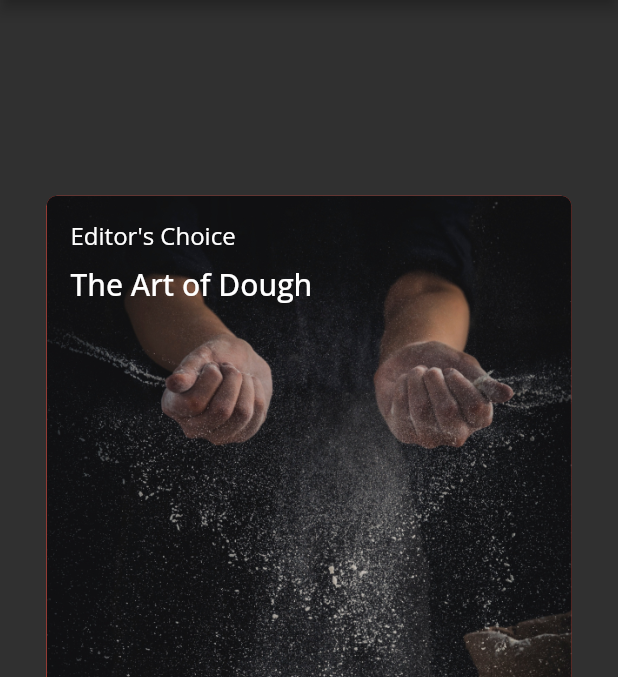
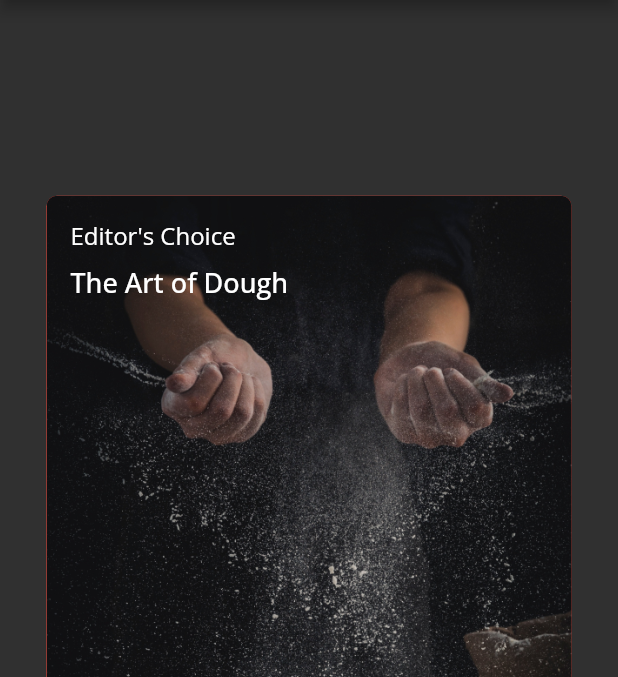
Before and after one commit to robsenshemsedin/flutter-apprentice, a Flutter app: the screen it shows after launch, on a phone screen of 412 x 824 dp, the part 84-761 px from its top. Run offline on Flutter 3.47's test engine with Material 2 defaults, Android fonts, the phone set to English and light mode, and no system bars; our stand-ins replace google_fonts.

Commit message:
Update fooderlich_theme.dart

```diff
--- a/04-understanding-widgets/projects/fooderlich/lib/fooderlich_theme.dart
+++ b/04-understanding-widgets/projects/fooderlich/lib/fooderlich_theme.dart
@@ -15,7 +15,7 @@ class FooderlichTheme {
         fontSize: 16, fontWeight: FontWeight.w600, color: Colors.black),
   );
   static final darkTextTheme = TextTheme(
-    titleLarge: GoogleFonts.openSans(color: Colors.white),
+    titleLarge: GoogleFonts.openSans(color: Colors.white, fontSize: 18),
     titleMedium: GoogleFonts.openSans(color: Colors.white),
     bodyMedium: GoogleFonts.openSans(
         fontSize: 14, fontWeight: FontWeight.w700, color: Colors.white),
```
